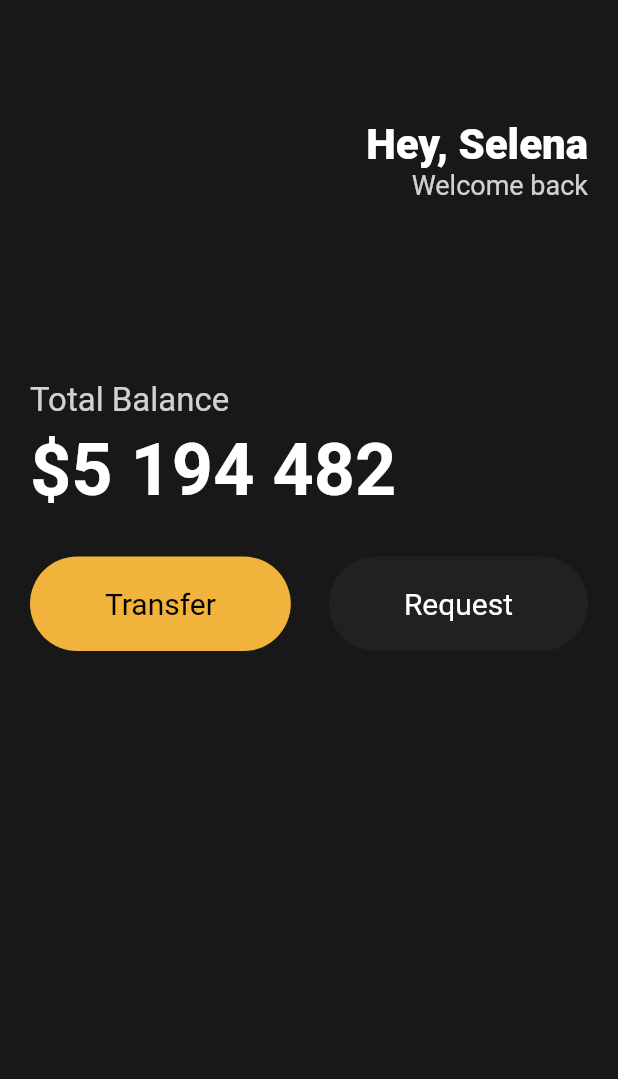
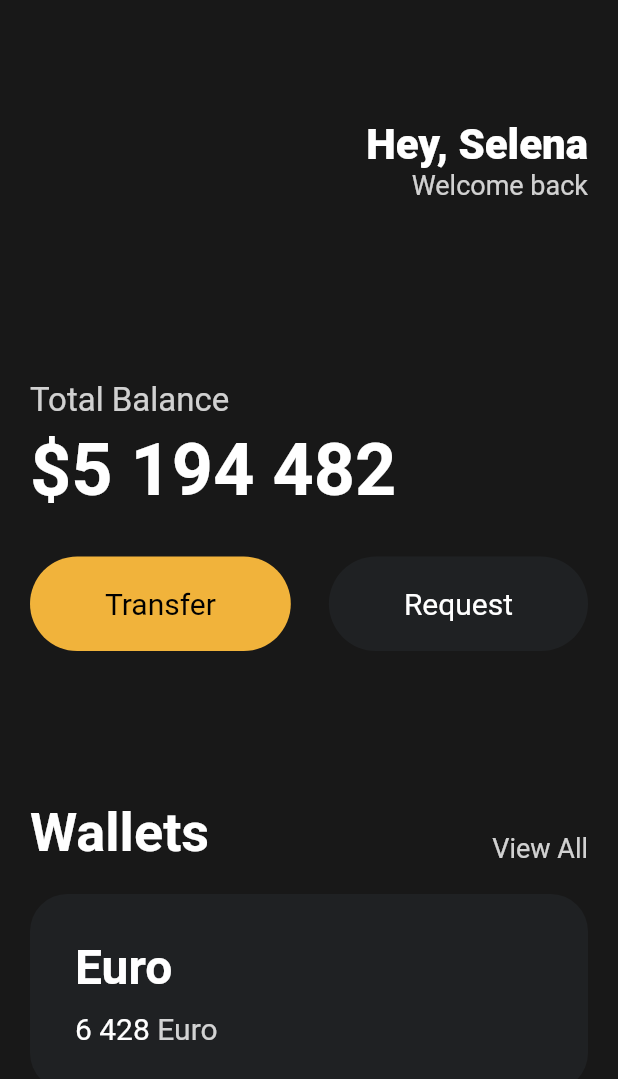
Before and after one commit to heyhjs/cardWallet, a Flutter app: the screen it shows after launch, on a phone screen of 412 x 824 dp. Shown: the top 1079 px of the screen. Run offline on Flutter 3.47's test engine with Material 2 defaults, Android fonts, the phone set to English and light mode, and no system bars.

Commit message:
3.6 Cards
Container 위젯으로 카드 만들기

```diff
--- a/lib/main.dart
+++ b/lib/main.dart
@@ -88,6 +88,83 @@ class App extends StatelessWidget {
                   ),
                 ],
               ),
+              const SizedBox(
+                height: 100,
+              ),
+              Row(
+                crossAxisAlignment: CrossAxisAlignment.end,
+                mainAxisAlignment: MainAxisAlignment.spaceBetween,
+                children: [
+                  const Text(
+                    'Wallets',
+                    style: TextStyle(
+                      color: Colors.white,
+                      fontSize: 36,
+                      fontWeight: FontWeight.w600,
+                    ),
+                  ),
+                  Text(
+                    'View All',
+                    style: TextStyle(
+                      color: Colors.white.withOpacity(0.8),
+                      fontSize: 18,
+                    ),
+                  ),
+                ],
+              ),
+              const SizedBox(
+                height: 20,
+              ),
+              Container(
+                decoration: BoxDecoration(
+                  color: const Color(0xFF1F2123),
+                  borderRadius: BorderRadius.circular(25),
+                ),
+                child: Padding(
+                  padding: const EdgeInsets.all(30),
+                  child: Row(
+                    children: [
+                      Column(
+                        crossAxisAlignment: CrossAxisAlignment.start,
+                        children: [
+                          const Text(
+                            'Euro',
+                            style: TextStyle(
+                              color: Colors.white,
+                              fontSize: 32,
+                              fontWeight: FontWeight.w600,
+                            ),
+                          ),
+                          const SizedBox(
+                            height: 10,
+                          ),
+                          Row(
+                            children: [
+                              const Text(
+                                '6 428',
+                                style: TextStyle(
+                                  color: Colors.white,
+                                  fontSize: 20,
+                                ),
+                              ),
+                              const SizedBox(
+                                width: 5,
+                              ),
+                              Text(
+                                'Euro',
+                                style: TextStyle(
+                                  color: Colors.white.withOpacity(0.8),
+                                  fontSize: 20,
+                                ),
+                              ),
+                            ],
+                          ),
+                        ],
+                      )
+                    ],
+                  ),
+                ),
+              ),
             ],
           ),
         ),
```
